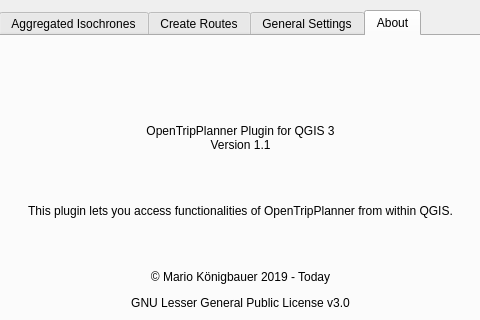
Before: the Qt Designer form otp_plugin_dialog_base.ui in mkoenigb/OpenTripPlannerPlugin, drawn with Qt 5; both pictures show x 133 to 613 and y 0 to 320 of the 751 by 597 pixel window.
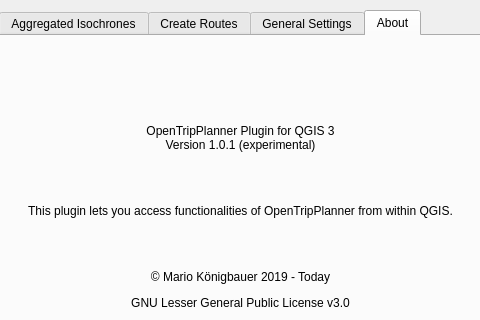
After: the same form once the commit is applied. The open tabs and pages were chosen to show the change. Custom widgets are drawn as their Qt base class.

```diff
--- a/otp_plugin_dialog_base.ui
+++ b/otp_plugin_dialog_base.ui
@@ -3710,7 +3710,7 @@
       </rect>
      </property>
      <property name="text">
-      <string>&lt;html&gt;&lt;head/&gt;&lt;body&gt;&lt;p&gt;OpenTripPlanner Plugin for QGIS 3&lt;br/&gt;Version 1.1&lt;/p&gt;&lt;p&gt;&lt;br/&gt;&lt;/p&gt;&lt;p&gt;This plugin lets you access functionalities of OpenTripPlanner from within QGIS.&lt;/p&gt;&lt;p&gt;&lt;br/&gt;&lt;/p&gt;&lt;p&gt;© Mario Königbauer 2019 - Today&lt;/p&gt;&lt;p&gt;GNU Lesser General Public License v3.0&lt;/p&gt;&lt;p&gt;&lt;a href=&quot;https://github.com/mkoenigb/OpenTripPlannerPlugin&quot;&gt;&lt;span style=&quot; text-decoration: underline; color:#0000ff;&quot;&gt;https://github.com/mkoenigb/OpenTripPlannerPlugin&lt;/span&gt;&lt;/a&gt;&lt;/p&gt;&lt;p&gt;Contributions, tips &amp;amp; tricks as well as pull requests &lt;br/&gt;for code improvements and new features are always appreciated!&lt;/p&gt;&lt;p&gt;Please report bugs and issues on &lt;a href=&quot;https://github.com/mkoenigb/OpenTripPlannerPlugin/issues&quot;&gt;&lt;span style=&quot; text-decoration: underline; color:#0000ff;&quot;&gt;https://github.com/mkoenigb/OpenTripPlannerPlugin/issues&lt;/span&gt;&lt;/a&gt;&lt;/p&gt;&lt;p&gt;&lt;br/&gt;&lt;/p&gt;&lt;p&gt;Thanks to everyone providing help, free software, tools and tutorials!&lt;/p&gt;&lt;/body&gt;&lt;/html&gt;</string>
+      <string>&lt;html&gt;&lt;head/&gt;&lt;body&gt;&lt;p&gt;OpenTripPlanner Plugin for QGIS 3&lt;br/&gt;Version 1.0.1 (experimental)&lt;/p&gt;&lt;p&gt;&lt;br/&gt;&lt;/p&gt;&lt;p&gt;This plugin lets you access functionalities of OpenTripPlanner from within QGIS.&lt;/p&gt;&lt;p&gt;&lt;br/&gt;&lt;/p&gt;&lt;p&gt;© Mario Königbauer 2019 - Today&lt;/p&gt;&lt;p&gt;GNU Lesser General Public License v3.0&lt;/p&gt;&lt;p&gt;&lt;a href=&quot;https://github.com/mkoenigb/OpenTripPlannerPlugin&quot;&gt;&lt;span style=&quot; text-decoration: underline; color:#0000ff;&quot;&gt;https://github.com/mkoenigb/OpenTripPlannerPlugin&lt;/span&gt;&lt;/a&gt;&lt;/p&gt;&lt;p&gt;Contributions, tips &amp;amp; tricks as well as pull requests &lt;br/&gt;for code improvements and new features are always appreciated!&lt;/p&gt;&lt;p&gt;Please report bugs and issues on &lt;a href=&quot;https://github.com/mkoenigb/OpenTripPlannerPlugin/issues&quot;&gt;&lt;span style=&quot; text-decoration: underline; color:#0000ff;&quot;&gt;https://github.com/mkoenigb/OpenTripPlannerPlugin/issues&lt;/span&gt;&lt;/a&gt;&lt;/p&gt;&lt;p&gt;&lt;br/&gt;&lt;/p&gt;&lt;p&gt;Thanks to everyone providing help, free software, tools and tutorials!&lt;/p&gt;&lt;/body&gt;&lt;/html&gt;</string>
      </property>
      <property name="alignment">
       <set>Qt::AlignCenter</set>
```
Left out of the diff: 204 changed lines with no effect on the pictures.
